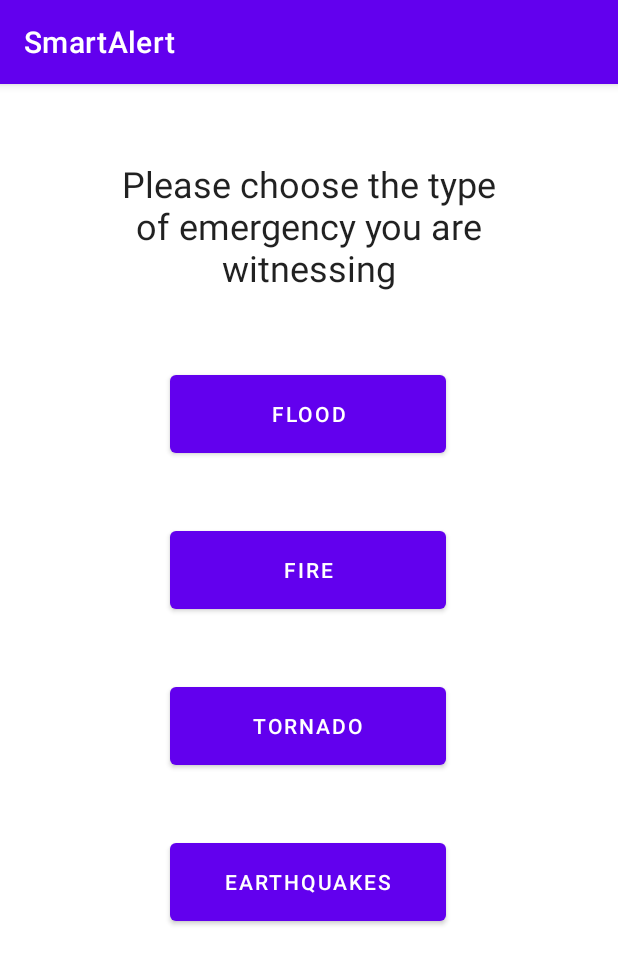
After one commit to PatroklosGeorgiadis/SmartAlert, an Android app: the UserActivity screen opened directly, with no data from a screen before it, on a phone screen of 412 x 824 dp. The commit adds this screen. Shown: the top 964 px of the screen. Run offline under Robolectric (Android 15) with nearby library versions, the phone set to English and light mode, and no system bars.

Commit message:
Sign in redirects to corresponding page

```diff
--- a/app/src/main/AndroidManifest.xml
+++ b/app/src/main/AndroidManifest.xml
@@ -11,6 +11,12 @@
         android:supportsRtl="true"
         android:theme="@style/Theme.SmartAlert"
         tools:targetApi="31">
+        <activity
+            android:name=".UserActivity"
+            android:exported="false" />
+        <activity
+            android:name=".EmployeeActivity"
+            android:exported="false" />
         <activity
             android:name=".SignUp"
             android:exported="false" />
--- /dev/null
+++ b/app/src/main/java/com/example/smartalert/UserActivity.java
@@ -0,0 +1,19 @@
+package com.example.smartalert;
+
+import androidx.appcompat.app.AppCompatActivity;
+
+import android.os.Bundle;
+import android.view.View;
+
+public class UserActivity extends AppCompatActivity {
+
+    @Override
+    protected void onCreate(Bundle savedInstanceState) {
+        super.onCreate(savedInstanceState);
+        setContentView(R.layout.activity_user);
+    }
+
+    public void go_submission(View view) {
+
+    }
+}
--- /dev/null
+++ b/app/src/main/res/layout/activity_user.xml
@@ -0,0 +1,71 @@
+<?xml version="1.0" encoding="utf-8"?>
+<androidx.constraintlayout.widget.ConstraintLayout xmlns:android="http://schemas.android.com/apk/res/android"
+    xmlns:app="http://schemas.android.com/apk/res-auto"
+    xmlns:tools="http://schemas.android.com/tools"
+    android:layout_width="match_parent"
+    android:layout_height="match_parent"
+    tools:context=".UserActivity">
+
+    <Button
+        android:id="@+id/button26"
+        android:layout_width="184dp"
+        android:layout_height="64dp"
+        android:layout_marginTop="40dp"
+        android:onClick="go_submission"
+        android:text="@string/tornado"
+        app:layout_constraintEnd_toEndOf="parent"
+        app:layout_constraintHorizontal_bias="0.497"
+        app:layout_constraintStart_toStartOf="parent"
+        app:layout_constraintTop_toBottomOf="@+id/button28" />
+
+    <Button
+        android:id="@+id/button27"
+        android:layout_width="184dp"
+        android:layout_height="64dp"
+        android:layout_marginTop="40dp"
+        android:onClick="go_submission"
+        android:text="@string/earthquakes"
+        app:layout_constraintEnd_toEndOf="parent"
+        app:layout_constraintHorizontal_bias="0.497"
+        app:layout_constraintStart_toStartOf="parent"
+        app:layout_constraintTop_toBottomOf="@+id/button26" />
+
+    <Button
+        android:id="@+id/button28"
+        android:layout_width="184dp"
+        android:layout_height="64dp"
+        android:layout_marginTop="40dp"
+        android:onClick="go_submission"
+        android:text="@string/fire"
+        app:layout_constraintEnd_toEndOf="parent"
+        app:layout_constraintHorizontal_bias="0.497"
+        app:layout_constraintStart_toStartOf="parent"
+        app:layout_constraintTop_toBottomOf="@+id/button25" />
+
+    <Button
+        android:id="@+id/button25"
+        android:layout_width="184dp"
+        android:layout_height="64dp"
+        android:layout_marginTop="50dp"
+        android:onClick="go_submission"
+        android:text="@string/flood"
+        app:layout_constraintEnd_toEndOf="parent"
+        app:layout_constraintHorizontal_bias="0.497"
+        app:layout_constraintStart_toStartOf="parent"
+        app:layout_constraintTop_toBottomOf="@+id/textView7" />
+
+    <TextView
+        android:id="@+id/textView7"
+        android:layout_width="252dp"
+        android:layout_height="88dp"
+        android:layout_marginTop="50dp"
+        android:onClick="go_submission"
+        android:text="@string/choosing_natural_disaster"
+        android:textAlignment="center"
+        android:textAppearance="@style/TextAppearance.AppCompat.Large"
+        android:textSize="24sp"
+        app:layout_constraintEnd_toEndOf="parent"
+        app:layout_constraintStart_toStartOf="parent"
+        app:layout_constraintTop_toTopOf="parent"
+        tools:ignore="TextSizeCheck" />
+</androidx.constraintlayout.widget.ConstraintLayout>
--- a/app/src/main/res/values/strings.xml
+++ b/app/src/main/res/values/strings.xml
@@ -6,6 +6,11 @@
     <string name="sign_in">Sign In</string>
     <string name="sign_up_tip">If you don\'t have an account, Sign up instead</string>
     <string name="enter_your_role">Enter your role</string>
+    <string name="tornado">Tornado</string>
+    <string name="earthquakes">Earthquakes</string>
+    <string name="fire">Fire</string>
+    <string name="flood">Flood</string>
+    <string name="choosing_natural_disaster">Please choose the type of emergency you are witnessing</string>
     <string-array name="roles_array">
         <item>User</item>
         <item>Employee</item>
```
Also changed, not shown: app/src/main/java/com/example/smartalert/EmployeeActivity.java (added, +14 -0 lines), app/src/main/java/com/example/smartalert/MainActivity.java (+29 -5 lines), app/src/main/res/layout/activity_employee.xml (added, +9 -0 lines).
